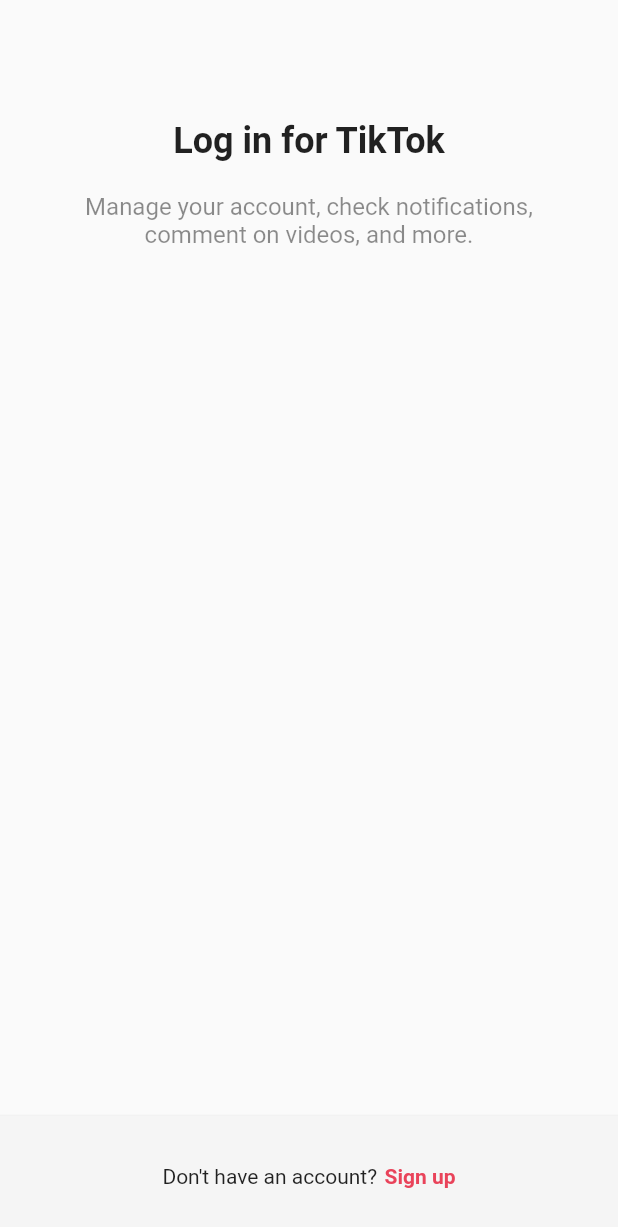
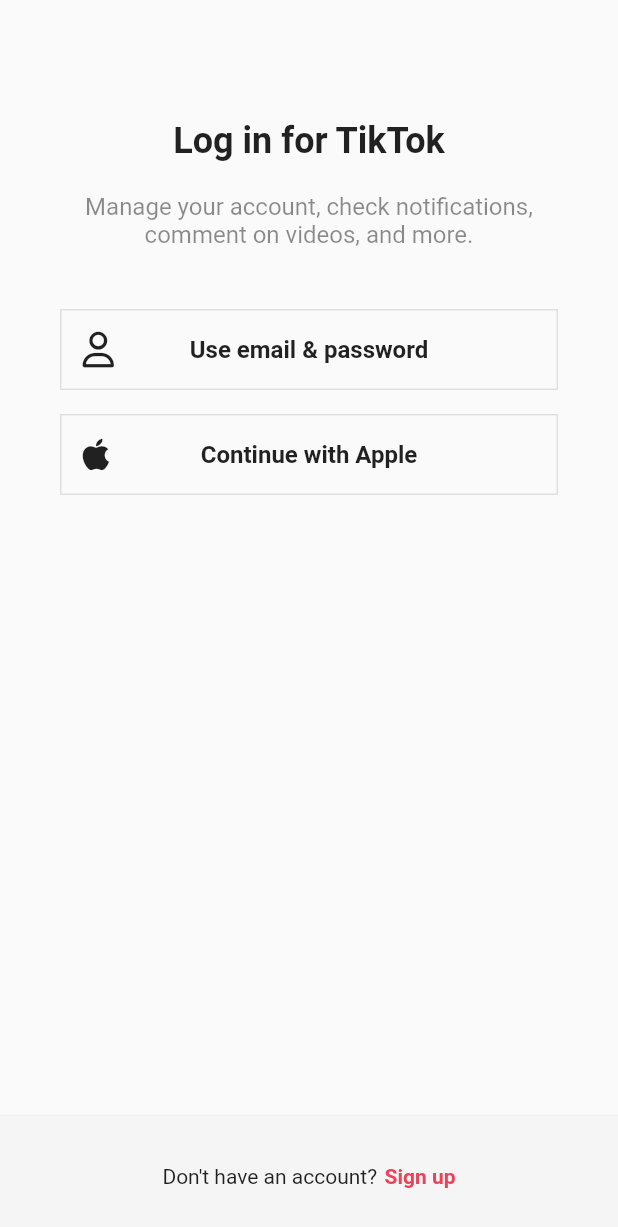
Before and after one commit to Alpaca92/tiktok-clone, a Flutter app: the screen it shows after launch, after a tap on "Log in", on a phone screen of 412 x 824 dp. Shown: the top 1227 px of the screen. Run offline on Flutter 3.47's test engine with Material 2 defaults, Android fonts, the phone set to English and light mode, and no system bars; our stand-ins replace font_awesome_flutter.

Commit message:
add icon in AuthBotton
use fontawesome: https://pub.dev/packages/font_awesome_flutter

```diff
--- a/lib/features/authentication/login_screen.dart
+++ b/lib/features/authentication/login_screen.dart
@@ -1,6 +1,8 @@
 import 'package:flutter/material.dart';
+import 'package:font_awesome_flutter/font_awesome_flutter.dart';
 import 'package:tiktok_clone/constants/gaps.dart';
 import 'package:tiktok_clone/constants/sizes.dart';
+import 'package:tiktok_clone/features/authentication/widgets/auth_button.dart';
 
 class LoginScreen extends StatelessWidget {
   const LoginScreen({super.key});
@@ -34,6 +36,14 @@ class LoginScreen extends StatelessWidget {
                 ),
                 textAlign: TextAlign.center,
               ),
+              Gaps.v40,
+              AuthBotton(
+                  icon: FaIcon(FontAwesomeIcons.user),
+                  text: 'Use email & password'),
+              Gaps.v16,
+              AuthBotton(
+                  icon: FaIcon(FontAwesomeIcons.apple),
+                  text: 'Continue with Apple'),
             ],
           ),
         ),
--- a/lib/features/authentication/sign_up_screen.dart
+++ b/lib/features/authentication/sign_up_screen.dart
@@ -1,4 +1,5 @@
 import 'package:flutter/material.dart';
+import 'package:font_awesome_flutter/font_awesome_flutter.dart';
 import 'package:tiktok_clone/constants/gaps.dart';
 import 'package:tiktok_clone/constants/sizes.dart';
 import 'package:tiktok_clone/features/authentication/login_screen.dart';
@@ -41,8 +42,13 @@ class SignUpScreen extends StatelessWidget {
                 textAlign: TextAlign.center,
               ),
               Gaps.v40,
-              AuthBotton(text: 'Use phone or email'),
-              AuthBotton(text: 'Continue with Apple'),
+              AuthBotton(
+                  icon: FaIcon(FontAwesomeIcons.user),
+                  text: 'Use email & password'),
+              Gaps.v16,
+              AuthBotton(
+                  icon: FaIcon(FontAwesomeIcons.apple),
+                  text: 'Continue with Apple'),
             ],
           ),
         ),
--- a/lib/features/authentication/widgets/auth_button.dart
+++ b/lib/features/authentication/widgets/auth_button.dart
@@ -1,12 +1,15 @@
 import 'package:flutter/material.dart';
+import 'package:font_awesome_flutter/font_awesome_flutter.dart';
 import 'package:tiktok_clone/constants/sizes.dart';
 
 class AuthBotton extends StatelessWidget {
+  final FaIcon icon;
   final String text;
 
   const AuthBotton({
     super.key,
     required this.text,
+    required this.icon,
   });
 
   @override
@@ -14,20 +17,28 @@ class AuthBotton extends StatelessWidget {
     return FractionallySizedBox(
       widthFactor: 1,
       child: Container(
-        padding: const EdgeInsets.symmetric(vertical: Sizes.size14),
+        padding: const EdgeInsets.all(Sizes.size14),
         decoration: BoxDecoration(
           border: Border.all(
             color: Colors.grey.shade300,
             width: Sizes.size1,
           ),
         ),
-        child: Text(
-          text,
-          style: const TextStyle(
-            fontSize: Sizes.size16,
-            fontWeight: FontWeight.w600,
-          ),
-          textAlign: TextAlign.center,
+        child: Stack(
+          alignment: Alignment.center,
+          children: [
+            Align(
+              alignment: Alignment.centerLeft,
+              child: icon,
+            ),
+            Text(
+              text,
+              style: const TextStyle(
+                fontSize: Sizes.size16,
+                fontWeight: FontWeight.w600,
+              ),
+            ),
+          ],
         ),
       ),
     );
--- a/pubspec.yaml
+++ b/pubspec.yaml
@@ -35,6 +35,7 @@ dependencies:
   # The following adds the Cupertino Icons font to your application.
   # Use with the CupertinoIcons class for iOS style icons.
   cupertino_icons: ^1.0.2
+  font_awesome_flutter: ^10.5.0
 
 dev_dependencies:
   flutter_test:
```
Also changed, not shown: pubspec.lock.
